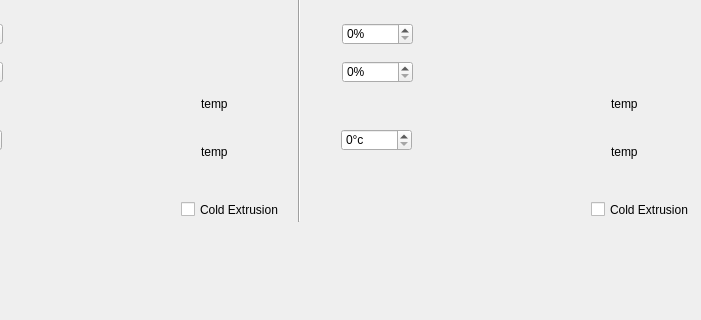
This is src/Page/ExtruderDock.ui in polybox3d/polybox as Qt 5 draws it before an edit; both pictures show x 99 to 800 and y 149 to 469 of the 800 by 469 pixel window. The edited form follows.
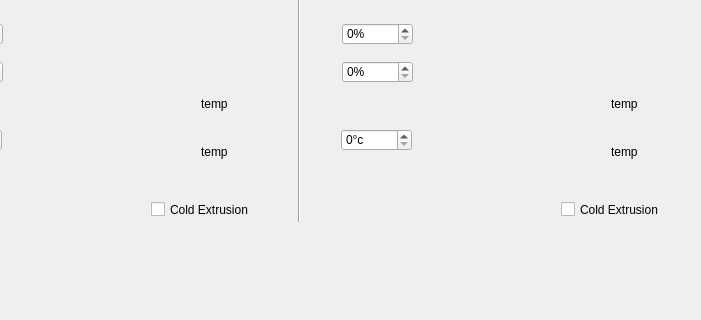
This is the edited form. Icons and pictures are not drawn. Custom widgets are drawn as their Qt base class.

Patch:
```diff
--- a/src/Page/ExtruderDock.ui
+++ b/src/Page/ExtruderDock.ui
@@ -310,9 +310,9 @@
    <widget class="QCheckBox" name="extr0_coldextr">
     <property name="geometry">
      <rect>
-      <x>280</x>
+      <x>250</x>
       <y>350</y>
-      <width>101</width>
+      <width>131</width>
       <height>17</height>
      </rect>
     </property>
@@ -323,9 +323,9 @@
    <widget class="QCheckBox" name="extr1_coldextr">
     <property name="geometry">
      <rect>
-      <x>690</x>
+      <x>660</x>
       <y>350</y>
-      <width>101</width>
+      <width>131</width>
       <height>17</height>
      </rect>
     </property>
```
